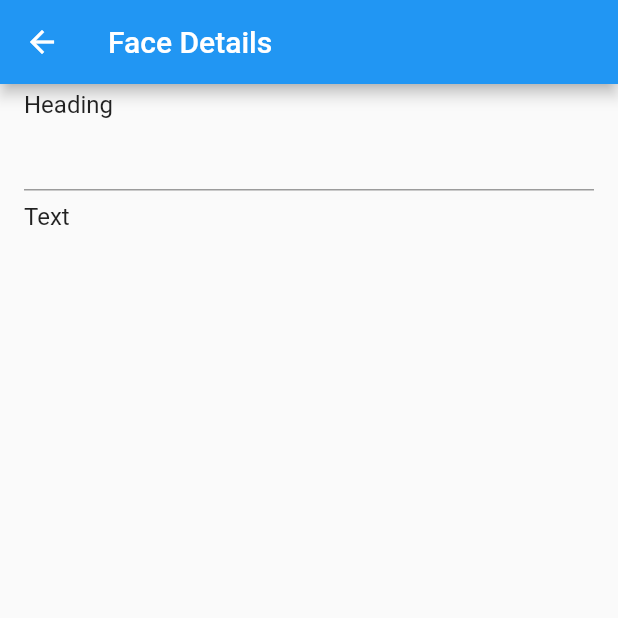
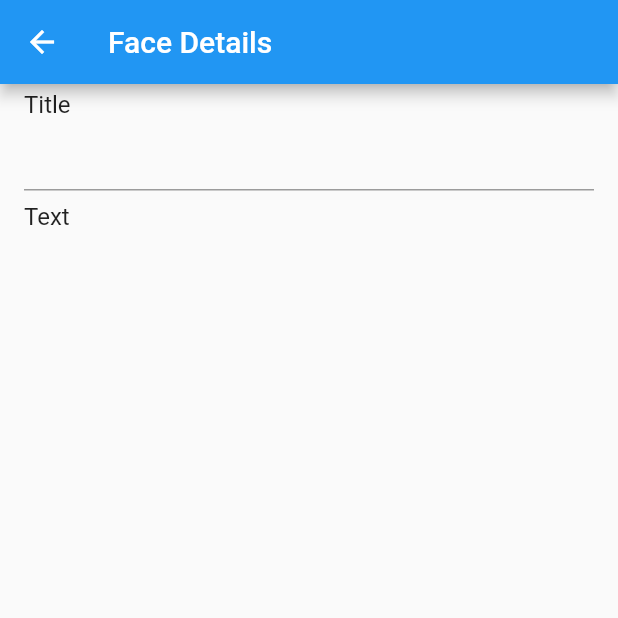
Before and after one commit to DavidPazouki/ScanIt, a Flutter app: the OcrTextDetail screen opened directly with empty values, on a phone screen of 412 x 824 dp, the top half of it. Run offline on Flutter 3.47's test engine with Material 2 defaults, Android fonts, the phone set to English and light mode, and no system bars; our stand-ins replace share, shared_preferences; accounts and stored records are empty.

```diff
--- a/example/lib/ListView/home_page.dart
+++ b/example/lib/ListView/home_page.dart
@@ -22,6 +22,8 @@ class _HomePageState extends State<HomePage> {
     return Scaffold(
       appBar: AppBar(
         title: Text('ScanIt'),
+        centerTitle: true,
+
       ),
       body: FutureBuilder<List>(
         future: Services.getEntries(),
--- a/example/lib/main.dart
+++ b/example/lib/main.dart
@@ -7,6 +7,7 @@ class MainActivity extends StatelessWidget {
   @override
   Widget build(BuildContext context) {
     return MaterialApp(
+        debugShowCheckedModeBanner: false,
         title: "Flutter Demo",
         theme: ThemeData(
           primarySwatch: Colors.blue,
--- a/example/lib/ocr.dart
+++ b/example/lib/ocr.dart
@@ -25,6 +25,7 @@ class _MyAppState extends State<MyApp> {
   @override
   Widget build(BuildContext context) {
     return new MaterialApp(
+      debugShowCheckedModeBanner: false,
       theme: new ThemeData(
         primarySwatch: Colors.blue,
         buttonColor: Colors.blue,
--- a/example/lib/ocr_text_detail.dart
+++ b/example/lib/ocr_text_detail.dart
@@ -44,7 +44,7 @@ class _OcrTextDetailState extends State<OcrTextDetail> {
             subtitle: new TextFormField(
               controller: headingController,
             ),
-            title: const Text('Heading'),
+            title: const Text('Title'),
           ),
           new ListTile(
             subtitle: new TextFormField(
```
Also changed, not shown: 46 other files.
